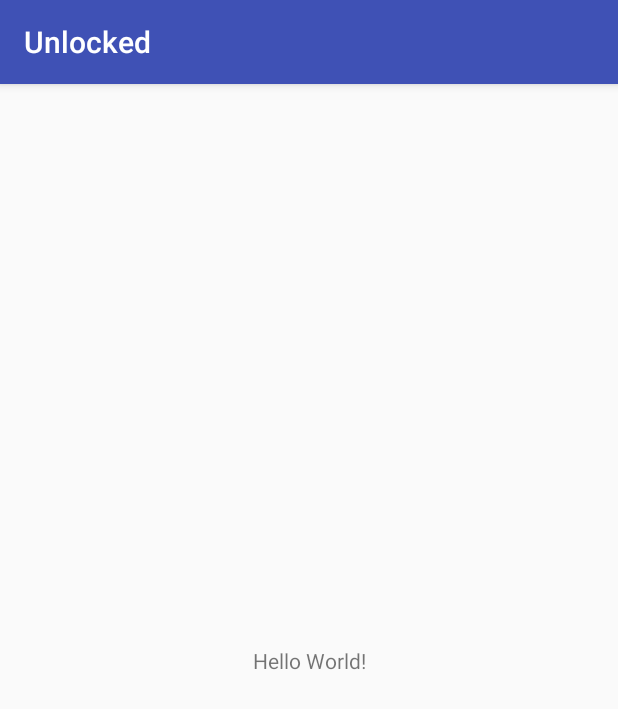
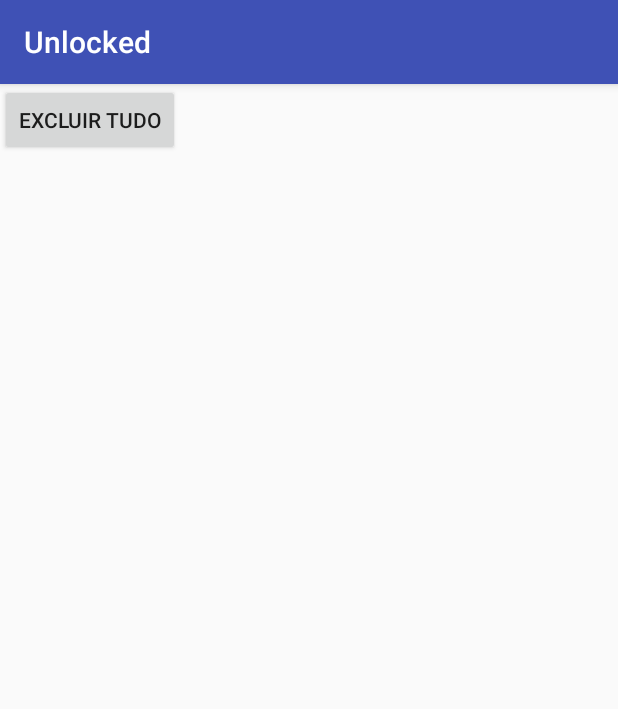
Before and after one commit to tarv7/unlocked, an Android app: the screen it shows after launch (MainActivity), on a phone screen of 412 x 824 dp. Shown: the top 709 px of the screen. Run offline under Robolectric (Android 15) with nearby library versions, the phone set to English and light mode, and no system bars.

Commit message:
Tudo funcionando, so falta deixar mais amigavel

```diff
--- /dev/null
+++ b/app/src/main/java/ninja/thales/unlocked/DatabaseHelper.java
@@ -0,0 +1,30 @@
+package ninja.thales.unlocked;
+
+import android.content.Context;
+import android.database.sqlite.SQLiteDatabase;
+import android.database.sqlite.SQLiteOpenHelper;
+
+/**
+ * Created by targus on 24/04/18.
+ */
+
+public class DatabaseHelper extends SQLiteOpenHelper {
+    public static String name = "BancoDeDados";
+    public static int version = 1;
+
+    public DatabaseHelper(Context context) {
+        super(context, name, null, version);
+    }
+
+    @Override
+    public void onCreate(SQLiteDatabase db) {
+        db.execSQL("CREATE TABLE desbloqueios (_id INTEGER PRIMARY KEY, data TEXT);");
+    }
+
+    @Override
+    public void onUpgrade(SQLiteDatabase db, int oldVersion, int newVersion) {
+
+    }
+
+
+}
--- a/app/src/main/java/ninja/thales/unlocked/MainActivity.java
+++ b/app/src/main/java/ninja/thales/unlocked/MainActivity.java
@@ -1,13 +1,75 @@
 package ninja.thales.unlocked;
 
+import android.content.Context;
+import android.content.Intent;
+import android.database.Cursor;
+import android.database.sqlite.SQLiteDatabase;
 import android.support.v7.app.AppCompatActivity;
 import android.os.Bundle;
+import android.util.Log;
+import android.view.View;
+import android.widget.ArrayAdapter;
+import android.widget.Button;
+import android.widget.ListView;
+import android.widget.SimpleCursorAdapter;
+
+import java.util.ArrayList;
+import java.util.Collection;
+import java.util.Collections;
 
 public class MainActivity extends AppCompatActivity {
+    private DatabaseHelper helper;
+    public Button bt;
 
     @Override
     protected void onCreate(Bundle savedInstanceState) {
         super.onCreate(savedInstanceState);
         setContentView(R.layout.activity_main);
+
+        bt = (Button) findViewById(R.id.excluir);
+        bt.setOnClickListener(new View.OnClickListener() {
+            @Override
+            public void onClick(View v) {
+                excluirDatas();
+            }
+        });
+
+        helper = new DatabaseHelper(this);
+
+        listarDatas();
+    }
+
+    private void listarDatas() {
+        SQLiteDatabase db = helper.getReadableDatabase();
+
+        Cursor cursor = db.rawQuery("SELECT data FROM desbloqueios ORDER BY _id DESC;", null);
+        if(cursor != null){
+            cursor.moveToFirst();
+        }
+
+
+        ArrayList datas = new ArrayList<String>();
+        //String dataFinal;
+        for(int i = 0; i < cursor.getCount(); i++){
+            String data = cursor.getString(0);
+
+            datas.add(data);
+
+            cursor.moveToNext();
+        }
+        cursor.close();
+
+        ArrayAdapter<String> adaptador = new ArrayAdapter<String>(this, android.R.layout.simple_list_item_1, datas);
+
+        ListView lista = (ListView) findViewById(R.id.listView);
+        lista.setAdapter(adaptador);
+    }
+
+    public void excluirDatas(){
+        SQLiteDatabase db = helper.getWritableDatabase();
+
+        db.delete("desbloqueios", "1=1", null);
+
+        listarDatas();
     }
 }
--- a/app/src/main/res/layout/activity_main.xml
+++ b/app/src/main/res/layout/activity_main.xml
@@ -6,13 +6,26 @@
     android:layout_height="match_parent"
     tools:context="ninja.thales.unlocked.MainActivity">
 
-    <TextView
-        android:layout_width="wrap_content"
-        android:layout_height="wrap_content"
-        android:text="Hello World!"
-        app:layout_constraintBottom_toBottomOf="parent"
-        app:layout_constraintLeft_toLeftOf="parent"
-        app:layout_constraintRight_toRightOf="parent"
-        app:layout_constraintTop_toTopOf="parent" />
+    <LinearLayout
+        android:layout_width="368dp"
+        android:layout_height="495dp"
+        android:orientation="vertical"
+        tools:layout_editor_absoluteX="8dp"
+        tools:layout_editor_absoluteY="8dp">
 
+        <Button
+            android:id="@+id/excluir"
+            android:layout_width="wrap_content"
+            android:layout_height="wrap_content"
+            android:text="Excluir tudo" />
+
+        <ListView
+            android:layout_width="match_parent"
+            android:layout_height="match_parent"
+            android:id="@+id/listView"
+            android:layout_alignParentLeft="true"
+            android:layout_alignParentStart="true">
+
+        </ListView>
+    </LinearLayout>
 </android.support.constraint.ConstraintLayout>
```
Also changed, not shown: app/src/main/java/ninja/thales/unlocked/MyBroadcastReceiver.java (+35 -0 lines).
